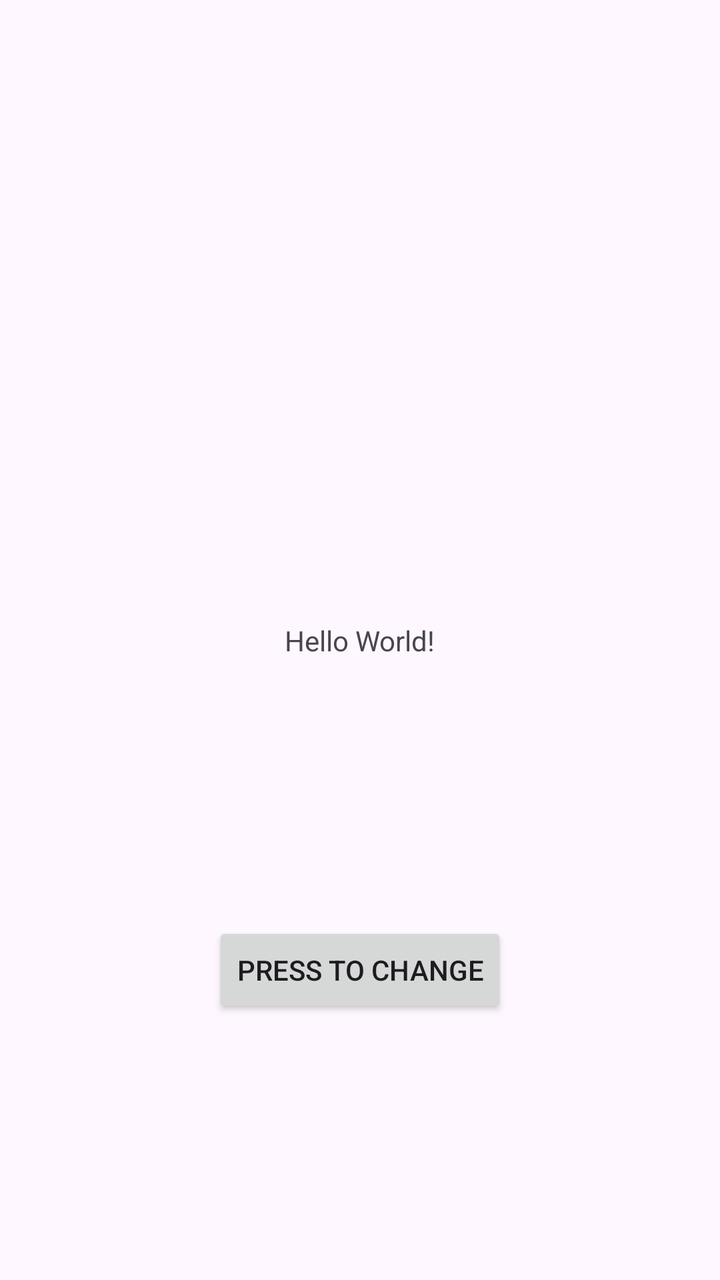
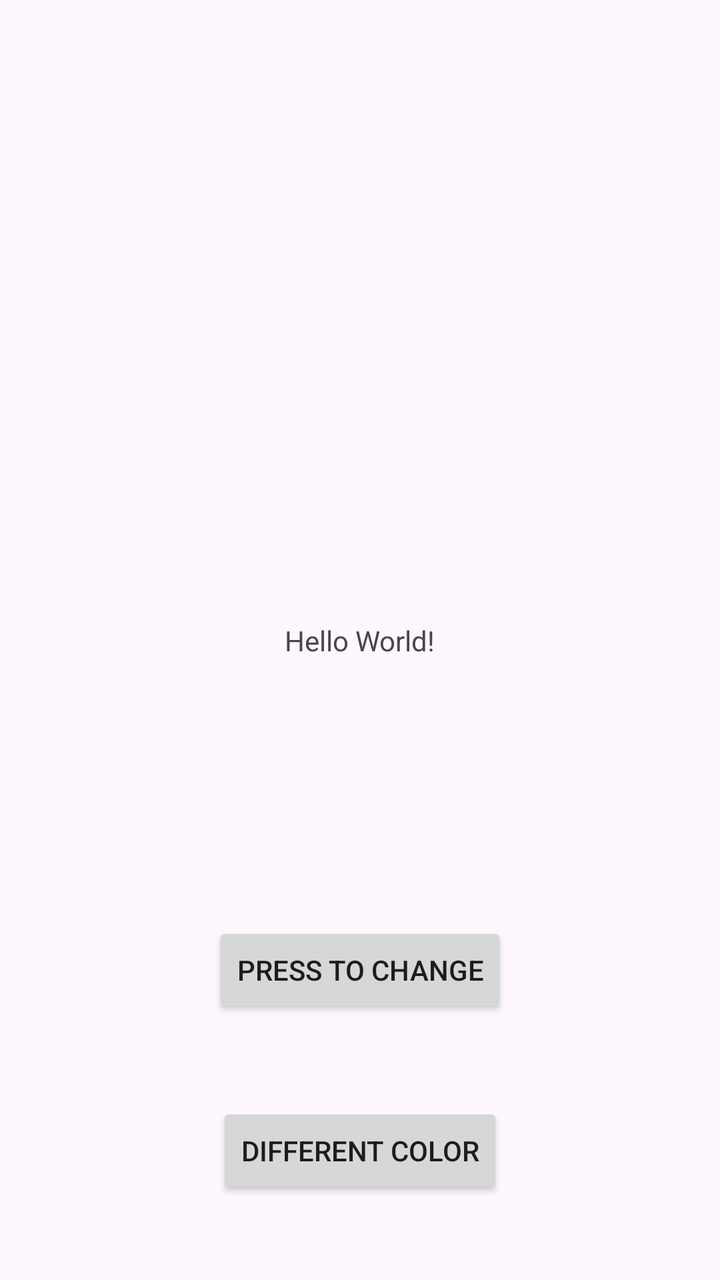

Two renders of the same Android screen: before a commit and after it. Below are the layout's source before the change and the commit's diff.
<!-- AndroidManifest.xml: application theme Theme.PirmasisBandymas -->
<!-- res/layout/activity_main.xml -->
<?xml version="1.0" encoding="utf-8"?>
<androidx.constraintlayout.widget.ConstraintLayout xmlns:android="http://schemas.android.com/apk/res/android"
    xmlns:app="http://schemas.android.com/apk/res-auto"
    xmlns:tools="http://schemas.android.com/tools"
    android:id="@+id/main"
    android:layout_width="match_parent"
    android:layout_height="match_parent"
    tools:context=".MainActivity">

    <TextView
        android:id="@+id/tvMain"
        android:layout_width="wrap_content"
        android:layout_height="wrap_content"
        android:text="Hello World!"
        app:layout_constraintBottom_toBottomOf="parent"
        app:layout_constraintEnd_toEndOf="parent"
        app:layout_constraintStart_toStartOf="parent"
        app:layout_constraintTop_toTopOf="parent" />

    <Button
        android:id="@+id/button"
        android:layout_width="wrap_content"
        android:layout_height="wrap_content"
        android:text="Press to change"
        android:onClick="changeText"
        app:layout_constraintBottom_toBottomOf="parent"
        app:layout_constraintEnd_toEndOf="parent"
        app:layout_constraintStart_toStartOf="parent"
        app:layout_constraintTop_toBottomOf="@+id/tvMain" />

</androidx.constraintlayout.widget.ConstraintLayout>
<!-- resources referenced by this layout -->
<resources>
  <style name="Theme.PirmasisBandymas" parent="Base.Theme.PirmasisBandymas" />
  <style name="Base.Theme.PirmasisBandymas" parent="Theme.Material3.DayNight.NoActionBar">
          
          
      </style>
</resources>

<!-- the commit's change to res/layout/activity_main.xml (unified diff, before → after) -->
@@ -28,4 +28,16 @@
         app:layout_constraintStart_toStartOf="parent"
         app:layout_constraintTop_toBottomOf="@+id/tvMain" />
 
+    <Button
+        android:id="@+id/button2"
+        android:layout_width="wrap_content"
+        android:layout_height="wrap_content"
+        android:text="Different color"
+        android:onClick="changeColor"
+        app:layout_constraintBottom_toBottomOf="parent"
+        app:layout_constraintEnd_toEndOf="parent"
+        app:layout_constraintStart_toStartOf="parent"
+        app:layout_constraintTop_toBottomOf="@+id/button"
+        app:layout_constraintVertical_bias="0.51" />
+
 </androidx.constraintlayout.widget.ConstraintLayout>
